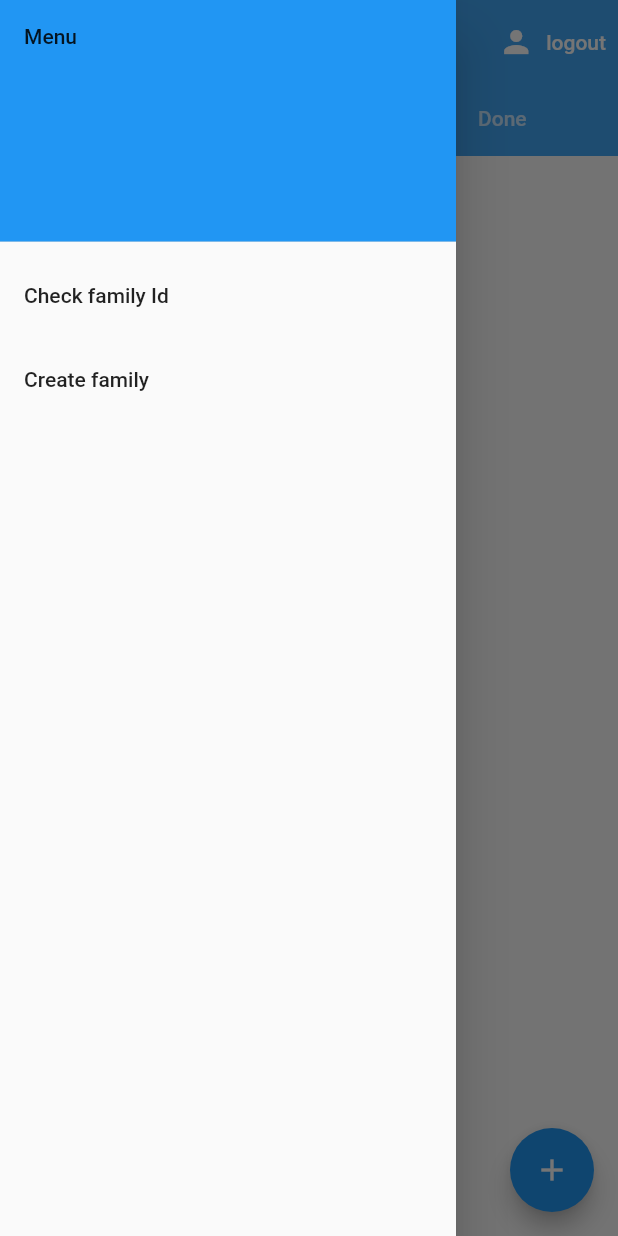
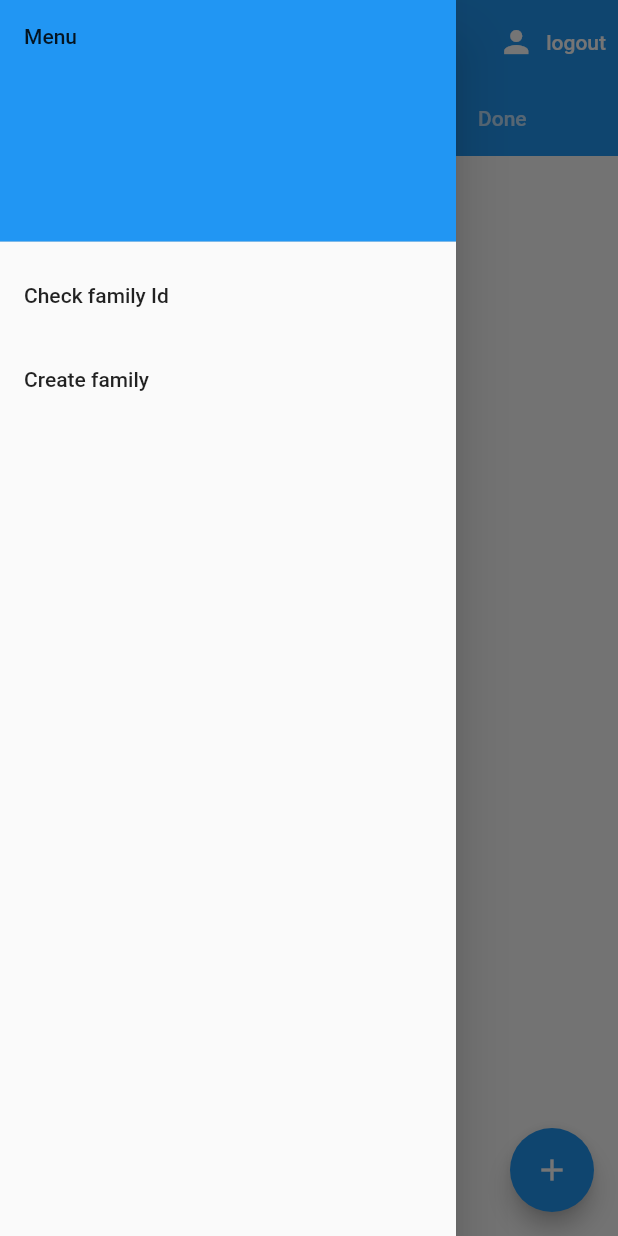
Before and after one commit to Ojdana11/AgileFamily, a Flutter app: the screen it shows once a user with an empty profile is signed in, with the side drawer open, on a phone screen of 412 x 824 dp. Run offline on Flutter 3.47's test engine with Material 2 defaults, Android fonts, the phone set to English and light mode, and no system bars; our stand-ins replace cloud_firestore, firebase_auth, firebase_core, flutter_spinkit; accounts and stored records are empty.

Commit message:
Removed appBar color assignment so that appBar has a color defined by theme.

```diff
--- a/lib/TabsScrollBar.dart
+++ b/lib/TabsScrollBar.dart
@@ -25,7 +25,6 @@ class TabsScrollBar extends StatelessWidget {
         appBar: AppBar(
           title: Text("Agile Family"),
           automaticallyImplyLeading: false,
-          backgroundColor: Colors.blue[400],
           elevation: 0.0,
           actions: <Widget>[
             TextButton.icon(
```
